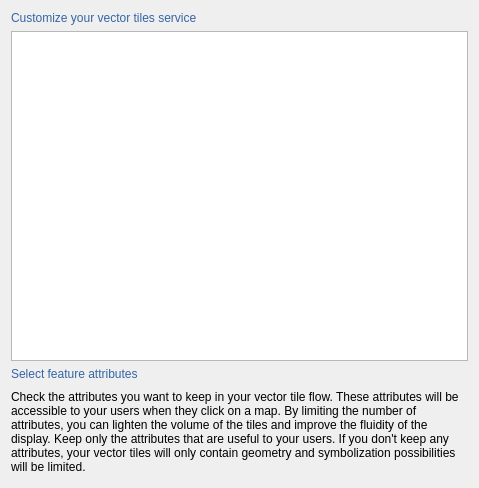
Old version of the form geotuileur/gui/tile_creation/qwp_tile_generation_fields_selection.ui in the repository JulesGrillot/plugin-qgis-geoplateforme.
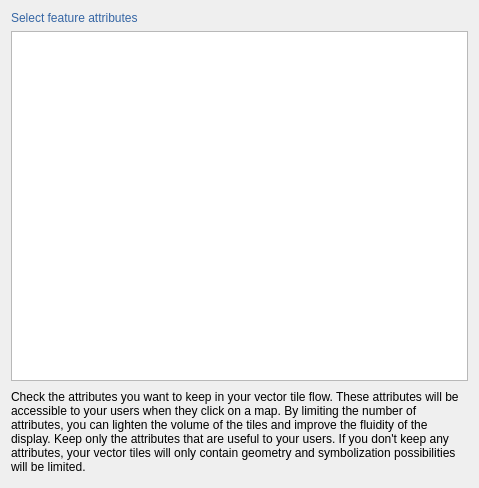
New version of the form.

Diff of the .ui file:
```diff
--- a/geotuileur/gui/tile_creation/qwp_tile_generation_fields_selection.ui
+++ b/geotuileur/gui/tile_creation/qwp_tile_generation_fields_selection.ui
@@ -21,16 +21,13 @@
     <widget class="QTreeView" name="tw_table_relation"/>
    </item>
    <item row="0" column="0">
-    <widget class="QLabel" name="lbl_attributes">
-     <property name="autoFillBackground">
-      <bool>true</bool>
-     </property>
+    <widget class="QLabel" name="lbl_choose">
      <property name="styleSheet">
       <string notr="true">font: 75 13pt &quot;Ubuntu Condensed&quot;;
 color: rgb(52, 101, 164);</string>
      </property>
      <property name="text">
-      <string>Customize your vector tiles service</string>
+      <string>Select feature attributes</string>
      </property>
     </widget>
    </item>
@@ -53,17 +50,6 @@
      </property>
     </widget>
    </item>
-   <item row="2" column="0">
-    <widget class="QLabel" name="lbl_choose">
-     <property name="styleSheet">
-      <string notr="true">font: 75 13pt &quot;Ubuntu Condensed&quot;;
-color: rgb(52, 101, 164);</string>
-     </property>
-     <property name="text">
-      <string>Select feature attributes</string>
-     </property>
-    </widget>
-   </item>
   </layout>
  </widget>
  <resources/>
```
